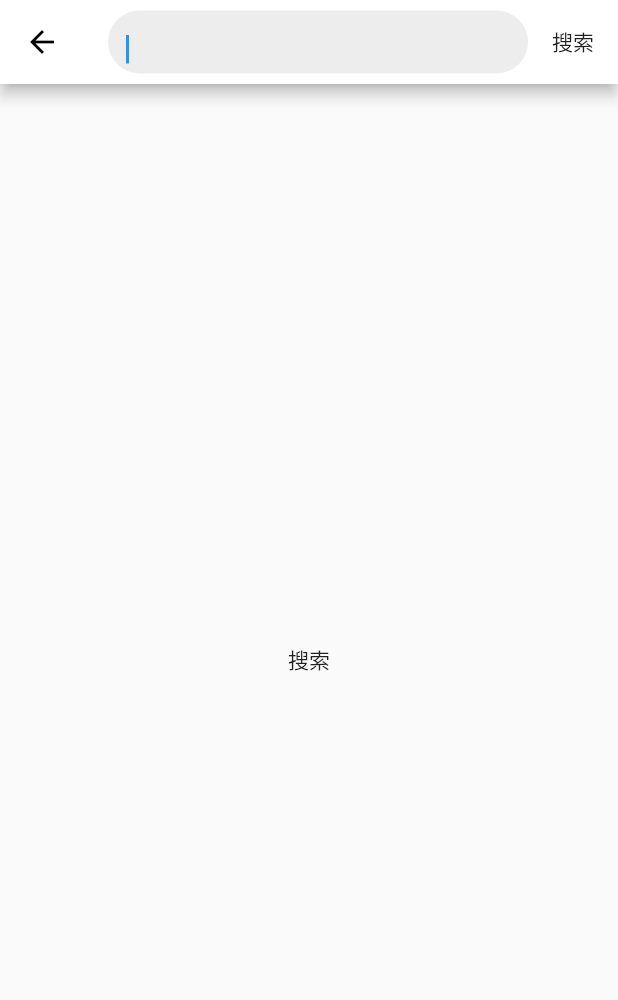
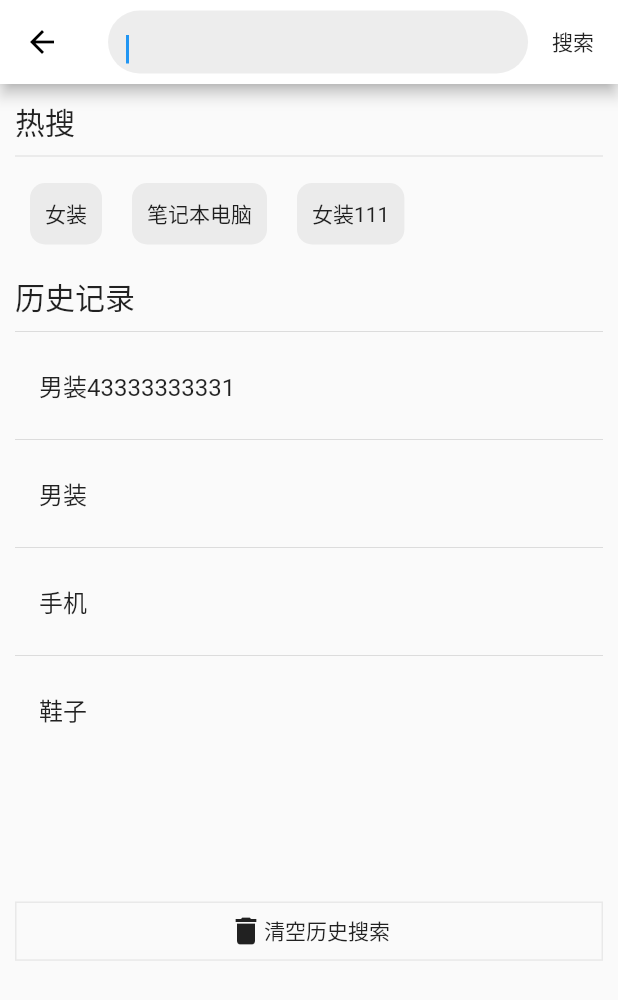
Before and after one commit to VIOOOO/flutter_jjdshop, a Flutter app: the screen it shows after launch, on a phone screen of 412 x 824 dp. Shown: the top 1000 px of the screen. Run offline on Flutter 3.47's test engine with Material 2 defaults, Android fonts, the phone set to English and light mode, and no system bars; our stand-ins replace dio, flutter_screenutil, flutter_swiper.

Commit message:
Flutter仿jd商城项目 搜索页面布局

```diff
--- a/lib/pages/Search.dart
+++ b/lib/pages/Search.dart
@@ -50,9 +50,95 @@ class _SearchPageState extends State<SearchPage> {
             )
           ],
         ),
-      body: Center(
-        child: Text("搜索"),
+        body: Container(
+          padding: EdgeInsets.all(10),
+          child: ListView(
+            children: <Widget>[
+              Container(
+                // 字体样式 使用app 自带的标题 Theme.of(context).textTheme.title
+                child: Text("热搜", style: Theme.of(context).textTheme.title),
               ),
-    );
+              Divider(),
+              Wrap(
+                // 使用行组件，内部子元素也不需要设置宽度，超出的可以自动换行
+                children: <Widget>[
+                  Container(
+                    padding: EdgeInsets.all(10),
+                    margin: EdgeInsets.all(10),
+                    decoration: BoxDecoration(
+                      color: Color.fromRGBO(233, 233, 233, 0.9),
+                      borderRadius: BorderRadius.circular(10),
+                    ),
+                    child: Text("女装"),
+                  ),
+                  Container(
+                    padding: EdgeInsets.all(10),
+                    margin: EdgeInsets.all(10),
+                    decoration: BoxDecoration(
+                        color: Color.fromRGBO(233, 233, 233, 0.9),
+                        borderRadius: BorderRadius.circular(10)),
+                    child: Text("笔记本电脑"),
+                  ),
+                  Container(
+                    padding: EdgeInsets.all(10),
+                    margin: EdgeInsets.all(10),
+                    decoration: BoxDecoration(
+                        color: Color.fromRGBO(233, 233, 233, 0.9),
+                        borderRadius: BorderRadius.circular(10)),
+                    child: Text("女装111"),
+                  ),
+                ],
+              ),
+              SizedBox(height: 10),
+              Container(
+                // 字体样式 使用app 自带的标题 Theme.of(context).textTheme.title
+                child: Text("历史记录", style: Theme.of(context).textTheme.title),
+              ),
+              Divider(),
+              Column(
+                children: <Widget>[
+                  ListTile(
+                    title: Text("男装43333333331"),
+                  ),
+                  Divider(),
+                  ListTile(
+                    title: Text("男装"),
+                  ),
+                  Divider(),
+                  ListTile(
+                    title: Text("手机"),
+                  ),
+                  Divider(),
+                  ListTile(
+                    title: Text("鞋子"),
+                  ),
+                ],
+              ),
+              SizedBox(height: 100),
+              InkWell(
+                onTap: () {
+                  print("清理历史记录");
+                },
+                child: Container(
+                  width: ScreenAdapter.width(400),
+                  height: ScreenAdapter.height(64),
+                  decoration: BoxDecoration(
+                    border: Border.all(
+                      color: Color.fromRGBO(233, 233, 233, 1),
+                      width: 1,
+                    ),
+                  ),
+                  child: Row(
+                    mainAxisAlignment: MainAxisAlignment.center,
+                    children: <Widget>[
+                      Icon(Icons.delete),
+                      Text("清空历史搜索"),
+                    ],
+                  ),
+                ),
+              )
+            ],
+          ),
+        ));
   }
 }
```
Lines whose indentation alone changed are shown as unchanged.
